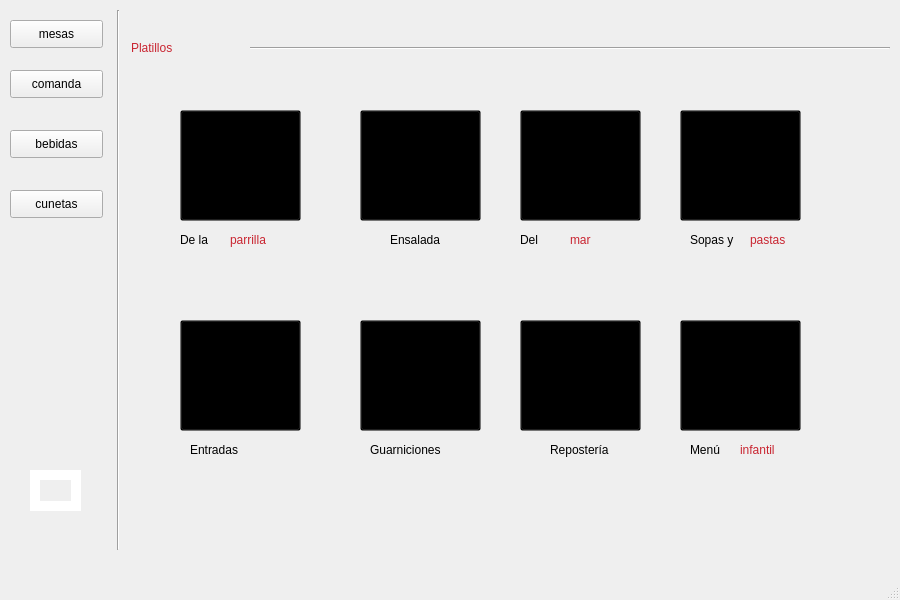
Above: Restaurante/Mesero/principal_mesero.ui from camvaz/restaurante-ihc before the change. Below: the same form after it.
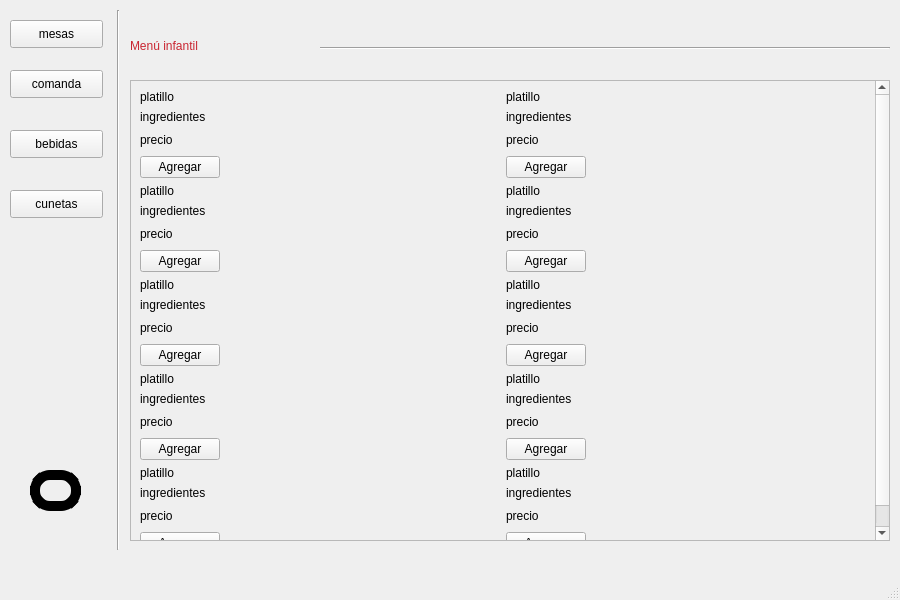
That is the form after the change. The open tabs and pages were chosen to show the change. Icons and pictures are not drawn.

Commit message: menu de platillos

Diff of the .ui file:
```diff
--- a/Restaurante/Mesero/principal_mesero.ui
+++ b/Restaurante/Mesero/principal_mesero.ui
@@ -100,8 +100,8 @@
      </rect>
     </property>
     <property name="styleSheet">
-     <string notr="true">border: 10px solid  rgb(255, 255, 255);
-border-radius: 2px;</string>
+     <string notr="true">border: 10px solid  ;
+border-radius: 20px  20px;;</string>
     </property>
     <property name="text">
      <string/>
@@ -449,7 +449,7 @@
      <widget class="QLabel" name="label_2">
       <property name="geometry">
        <rect>
-        <x>50</x>
+        <x>60</x>
         <y>220</y>
         <width>55</width>
         <height>20</height>
@@ -465,7 +465,7 @@
      <widget class="QLabel" name="label_13">
       <property name="geometry">
        <rect>
-        <x>100</x>
+        <x>110</x>
         <y>220</y>
         <width>55</width>
         <height>20</height>
@@ -482,7 +482,7 @@
      <widget class="QLabel" name="label_14">
       <property name="geometry">
        <rect>
-        <x>260</x>
+        <x>250</x>
         <y>220</y>
         <width>71</width>
         <height>20</height>
@@ -498,7 +498,7 @@
      <widget class="QLabel" name="label_15">
       <property name="geometry">
        <rect>
-        <x>60</x>
+        <x>70</x>
         <y>430</y>
         <width>71</width>
         <height>20</height>
@@ -514,7 +514,7 @@
      <widget class="QLabel" name="label_16">
       <property name="geometry">
        <rect>
-        <x>390</x>
+        <x>400</x>
         <y>220</y>
         <width>55</width>
         <height>20</height>
@@ -530,7 +530,7 @@
      <widget class="QLabel" name="label_17">
       <property name="geometry">
        <rect>
-        <x>440</x>
+        <x>450</x>
         <y>220</y>
         <width>55</width>
         <height>20</height>
@@ -580,7 +580,7 @@
      <widget class="QLabel" name="label_20">
       <property name="geometry">
        <rect>
-        <x>560</x>
+        <x>570</x>
         <y>430</y>
         <width>55</width>
         <height>20</height>
@@ -596,7 +596,7 @@
      <widget class="QLabel" name="label_21">
       <property name="geometry">
        <rect>
-        <x>610</x>
+        <x>620</x>
         <y>430</y>
         <width>55</width>
         <height>20</height>
@@ -629,7 +629,7 @@
      <widget class="QLabel" name="label_23">
       <property name="geometry">
        <rect>
-        <x>420</x>
+        <x>410</x>
         <y>430</y>
         <width>71</width>
         <height>20</height>
@@ -5263,6 +5263,666 @@
       </widget>
      </widget>
     </widget>
+    <widget class="QWidget" name="page_10">
+     <widget class="QLabel" name="label_239">
+      <property name="geometry">
+       <rect>
+        <x>0</x>
+        <y>20</y>
+        <width>160</width>
+        <height>31</height>
+       </rect>
+      </property>
+      <property name="styleSheet">
+       <string notr="true">color: rgb(201, 37, 49);font: 16pt &quot;MS Shell Dlg 2&quot;;</string>
+      </property>
+      <property name="text">
+       <string>Menú infantil</string>
+      </property>
+     </widget>
+     <widget class="QScrollArea" name="scrollArea_8">
+      <property name="geometry">
+       <rect>
+        <x>0</x>
+        <y>70</y>
+        <width>760</width>
+        <height>461</height>
+       </rect>
+      </property>
+      <property name="widgetResizable">
+       <bool>true</bool>
+      </property>
+      <widget class="QWidget" name="scrollAreaWidgetContents_8">
+       <property name="geometry">
+        <rect>
+         <x>0</x>
+         <y>0</y>
+         <width>737</width>
+         <height>577</height>
+        </rect>
+       </property>
+       <layout class="QGridLayout" name="gridLayout_116">
+        <item row="1" column="0">
+         <layout class="QGridLayout" name="gridLayout_117">
+          <item row="0" column="0">
+           <layout class="QGridLayout" name="gridLayout_118">
+            <item row="0" column="0" colspan="2">
+             <widget class="QLabel" name="label_240">
+              <property name="text">
+               <string>platillo</string>
+              </property>
+             </widget>
+            </item>
+            <item row="1" column="0" colspan="2">
+             <widget class="QLabel" name="label_241">
+              <property name="text">
+               <string>ingredientes</string>
+              </property>
+             </widget>
+            </item>
+            <item row="2" column="0">
+             <widget class="QLabel" name="label_242">
+              <property name="text">
+               <string>precio</string>
+              </property>
+             </widget>
+            </item>
+            <item row="2" column="1">
+             <spacer name="horizontalSpacer_145">
+              <property name="orientation">
+               <enum>Qt::Horizontal</enum>
+              </property>
+              <property name="sizeHint" stdset="0">
+               <size>
+                <width>78</width>
+                <height>20</height>
+               </size>
+              </property>
+             </spacer>
+            </item>
+            <item row="3" column="0">
+             <widget class="QPushButton" name="pushButton_73">
+              <property name="text">
+               <string>Agregar</string>
+              </property>
+             </widget>
+            </item>
+            <item row="3" column="1">
+             <spacer name="horizontalSpacer_146">
+              <property name="orientation">
+               <enum>Qt::Horizontal</enum>
+              </property>
+              <property name="sizeHint" stdset="0">
+               <size>
+                <width>78</width>
+                <height>20</height>
+               </size>
+              </property>
+             </spacer>
+            </item>
+           </layout>
+          </item>
+          <item row="0" column="1">
+           <layout class="QGridLayout" name="gridLayout_119">
+            <item row="0" column="0" colspan="2">
+             <widget class="QLabel" name="label_243">
+              <property name="text">
+               <string>platillo</string>
+              </property>
+             </widget>
+            </item>
+            <item row="1" column="0" colspan="2">
+             <widget class="QLabel" name="label_244">
+              <property name="text">
+               <string>ingredientes</string>
+              </property>
+             </widget>
+            </item>
+            <item row="2" column="0">
+             <widget class="QLabel" name="label_245">
+              <property name="text">
+               <string>precio</string>
+              </property>
+             </widget>
+            </item>
+            <item row="2" column="1">
+             <spacer name="horizontalSpacer_147">
+              <property name="orientation">
+               <enum>Qt::Horizontal</enum>
+              </property>
+              <property name="sizeHint" stdset="0">
+               <size>
+                <width>78</width>
+                <height>20</height>
+               </size>
+              </property>
+             </spacer>
+            </item>
+            <item row="3" column="0">
+             <widget class="QPushButton" name="pushButton_74">
+              <property name="text">
+               <string>Agregar</string>
+              </property>
+             </widget>
+            </item>
+            <item row="3" column="1">
+             <spacer name="horizontalSpacer_148">
+              <property name="orientation">
+               <enum>Qt::Horizontal</enum>
+              </property>
+              <property name="sizeHint" stdset="0">
+               <size>
+                <width>78</width>
+                <height>20</height>
+               </size>
+              </property>
+             </spacer>
+            </item>
+           </layout>
+          </item>
+         </layout>
+        </item>
+        <item row="4" column="0">
+         <layout class="QGridLayout" name="gridLayout_120">
+          <item row="0" column="0">
+           <layout class="QGridLayout" name="gridLayout_121">
+            <item row="3" column="0">
+             <widget class="QPushButton" name="pushButton_75">
+              <property name="text">
+               <string>Agregar</string>
+              </property>
+             </widget>
+            </item>
+            <item row="1" column="0" colspan="2">
+             <widget class="QLabel" name="label_246">
+              <property name="text">
+               <string>ingredientes</string>
+              </property>
+             </widget>
+            </item>
+            <item row="2" column="1">
+             <spacer name="horizontalSpacer_149">
+              <property name="orientation">
+               <enum>Qt::Horizontal</enum>
+              </property>
+              <property name="sizeHint" stdset="0">
+               <size>
+                <width>78</width>
+                <height>20</height>
+               </size>
+              </property>
+             </spacer>
+            </item>
+            <item row="0" column="0" colspan="2">
+             <widget class="QLabel" name="label_247">
+              <property name="text">
+               <string>platillo</string>
+              </property>
+             </widget>
+            </item>
+            <item row="3" column="1">
+             <spacer name="horizontalSpacer_150">
+              <property name="orientation">
+               <enum>Qt::Horizontal</enum>
+              </property>
+              <property name="sizeHint" stdset="0">
+               <size>
+                <width>78</width>
+                <height>20</height>
+               </size>
+              </property>
+             </spacer>
+            </item>
+            <item row="2" column="0">
+             <widget class="QLabel" name="label_248">
+              <property name="text">
+               <string>precio</string>
+              </property>
+             </widget>
+            </item>
+           </layout>
+          </item>
+          <item row="0" column="1">
+           <layout class="QGridLayout" name="gridLayout_122">
+            <item row="0" column="0" colspan="2">
+             <widget class="QLabel" name="label_249">
+              <property name="text">
+               <string>platillo</string>
+              </property>
+             </widget>
+            </item>
+            <item row="1" column="0" colspan="2">
+             <widget class="QLabel" name="label_250">
+              <property name="text">
+               <string>ingredientes</string>
+              </property>
+             </widget>
+            </item>
+            <item row="2" column="0">
+             <widget class="QLabel" name="label_251">
+              <property name="text">
+               <string>precio</string>
+              </property>
+             </widget>
+            </item>
+            <item row="2" column="1">
+             <spacer name="horizontalSpacer_151">
+              <property name="orientation">
+               <enum>Qt::Horizontal</enum>
+              </property>
+              <property name="sizeHint" stdset="0">
+               <size>
+                <width>78</width>
+                <height>20</height>
+               </size>
+              </property>
+             </spacer>
+            </item>
+            <item row="3" column="0">
+             <widget class="QPushButton" name="pushButton_76">
+              <property name="text">
+               <string>Agregar</string>
+              </property>
+             </widget>
+            </item>
+            <item row="3" column="1">
+             <spacer name="horizontalSpacer_152">
+              <property name="orientation">
+               <enum>Qt::Horizontal</enum>
+              </property>
+              <property name="sizeHint" stdset="0">
+               <size>
+                <width>78</width>
+                <height>20</height>
+               </size>
+              </property>
+             </spacer>
+            </item>
+           </layout>
+          </item>
+         </layout>
+        </item>
+        <item row="3" column="0">
+         <layout class="QGridLayout" name="gridLayout_123">
+          <item row="0" column="0">
+           <layout class="QGridLayout" name="gridLayout_124">
+            <item row="0" column="0" colspan="2">
+             <widget class="QLabel" name="label_252">
+              <property name="text">
+               <string>platillo</string>
+              </property>
+             </widget>
+            </item>
+            <item row="1" column="0" colspan="2">
+             <widget class="QLabel" name="label_253">
+              <property name="text">
+               <string>ingredientes</string>
+              </property>
+             </widget>
+            </item>
+            <item row="2" column="0">
+             <widget class="QLabel" name="label_254">
+              <property name="text">
+               <string>precio</string>
+              </property>
+             </widget>
+            </item>
+            <item row="2" column="1">
+             <spacer name="horizontalSpacer_153">
+              <property name="orientation">
+               <enum>Qt::Horizontal</enum>
+              </property>
+              <property name="sizeHint" stdset="0">
+               <size>
+                <width>78</width>
+                <height>20</height>
+               </size>
+              </property>
+             </spacer>
+            </item>
+            <item row="3" column="0">
+             <widget class="QPushButton" name="pushButton_77">
+              <property name="text">
+               <string>Agregar</string>
+              </property>
+             </widget>
+            </item>
+            <item row="3" column="1">
+             <spacer name="horizontalSpacer_154">
+              <property name="orientation">
+               <enum>Qt::Horizontal</enum>
+              </property>
+              <property name="sizeHint" stdset="0">
+               <size>
+                <width>78</width>
+                <height>20</height>
+               </size>
+              </property>
+             </spacer>
+            </item>
+           </layout>
+          </item>
+          <item row="0" column="1">
+           <layout class="QGridLayout" name="gridLayout_125">
+            <item row="0" column="0" colspan="2">
+             <widget class="QLabel" name="label_255">
+              <property name="text">
+               <string>platillo</string>
+              </property>
+             </widget>
+            </item>
+            <item row="1" column="0" colspan="2">
+             <widget class="QLabel" name="label_256">
+              <property name="text">
+               <string>ingredientes</string>
+              </property>
+             </widget>
+            </item>
+            <item row="2" column="0">
+             <widget class="QLabel" name="label_257">
+              <property name="text">
+               <string>precio</string>
+              </property>
+             </widget>
+            </item>
+            <item row="2" column="1">
+             <spacer name="horizontalSpacer_155">
+              <property name="orientation">
+               <enum>Qt::Horizontal</enum>
+              </property>
+              <property name="sizeHint" stdset="0">
+               <size>
+                <width>78</width>
+                <height>20</height>
+               </size>
+              </property>
+             </spacer>
+            </item>
+            <item row="3" column="0">
+             <widget class="QPushButton" name="pushButton_78">
+              <property name="text">
+               <string>Agregar</string>
+              </property>
+             </widget>
+            </item>
+            <item row="3" column="1">
+             <spacer name="horizontalSpacer_156">
+              <property name="orientation">
+               <enum>Qt::Horizontal</enum>
+              </property>
+              <property name="sizeHint" stdset="0">
+               <size>
+                <width>78</width>
+                <height>20</height>
+               </size>
+              </property>
+             </spacer>
+            </item>
+           </layout>
+          </item>
+         </layout>
+        </item>
+        <item row="0" column="0">
+         <layout class="QHBoxLayout" name="horizontalLayout_8">
+          <item>
+           <layout class="QGridLayout" name="gridLayout_126">
+            <item row="0" column="0">
+             <layout class="QGridLayout" name="gridLayout_127">
+              <item row="0" column="0" colspan="2">
+               <widget class="QLabel" name="label_258">
+                <property name="text">
+                 <string>platillo</string>
+                </property>
+               </widget>
+              </item>
+              <item row="1" column="0" colspan="2">
+               <widget class="QLabel" name="label_259">
+                <property name="text">
+                 <string>ingredientes</string>
+                </property>
+               </widget>
+              </item>
+              <item row="2" column="0">
+               <widget class="QLabel" name="label_260">
+                <property name="text">
+                 <string>precio</string>
+                </property>
+               </widget>
+              </item>
+              <item row="2" column="1">
+               <spacer name="horizontalSpacer_157">
+                <property name="orientation">
+                 <enum>Qt::Horizontal</enum>
+                </property>
+                <property name="sizeHint" stdset="0">
+                 <size>
+                  <width>78</width>
+                  <height>20</height>
+                 </size>
+                </property>
+               </spacer>
+              </item>
+              <item row="3" column="0">
+               <widget class="QPushButton" name="pushButton_79">
+                <property name="text">
+                 <string>Agregar</string>
+                </property>
+               </widget>
+              </item>
+              <item row="3" column="1">
+               <spacer name="horizontalSpacer_158">
+                <property name="orientation">
+                 <enum>Qt::Horizontal</enum>
+                </property>
+                <property name="sizeHint" stdset="0">
+                 <size>
+                  <width>78</width>
+                  <height>20</height>
+                 </size>
+                </property>
+               </spacer>
+              </item>
+             </layout>
+            </item>
+            <item row="0" column="1">
+             <layout class="QGridLayout" name="gridLayout_128">
+              <item row="0" column="0" colspan="2">
+               <widget class="QLabel" name="label_261">
+                <property name="text">
+                 <string>platillo</string>
+                </property>
+               </widget>
+              </item>
+              <item row="1" column="0" colspan="2">
+               <widget class="QLabel" name="label_262">
+                <property name="text">
+                 <string>ingredientes</string>
+                </property>
+               </widget>
+              </item>
+              <item row="2" column="0">
+               <widget class="QLabel" name="label_263">
+                <property name="text">
+                 <string>precio</string>
+                </property>
+               </widget>
+              </item>
+              <item row="2" column="1">
+               <spacer name="horizontalSpacer_159">
+                <property name="orientation">
+                 <enum>Qt::Horizontal</enum>
+                </property>
+                <property name="sizeHint" stdset="0">
+                 <size>
+                  <width>78</width>
+                  <height>20</height>
+                 </size>
+                </property>
+               </spacer>
+              </item>
+              <item row="3" column="0">
+               <widget class="QPushButton" name="pushButton_80">
+                <property name="text">
+                 <string>Agregar</string>
+                </property>
+               </widget>
+              </item>
+              <item row="3" column="1">
+               <spacer name="horizontalSpacer_160">
+                <property name="orientation">
+                 <enum>Qt::Horizontal</enum>
+                </property>
+                <property name="sizeHint" stdset="0">
+                 <size>
+                  <width>78</width>
+                  <height>20</height>
+                 </size>
+                </property>
+               </spacer>
+              </item>
+             </layout>
+            </item>
+           </layout>
+          </item>
+         </layout>
+        </item>
+        <item row="2" column="0">
+         <layout class="QGridLayout" name="gridLayout_129">
+          <item row="0" column="0">
+           <layout class="QGridLayout" name="gridLayout_130">
+            <item row="0" column="0" colspan="2">
+             <widget class="QLabel" name="label_264">
+              <property name="text">
+               <string>platillo</string>
+              </property>
+             </widget>
+            </item>
+            <item row="1" column="0" colspan="2">
+             <widget class="QLabel" name="label_265">
+              <property name="text">
+               <string>ingredientes</string>
+              </property>
+             </widget>
+            </item>
+            <item row="2" column="0">
+             <widget class="QLabel" name="label_266">
+              <property name="text">
+               <string>precio</string>
+              </property>
+             </widget>
+            </item>
+            <item row="2" column="1">
+             <spacer name="horizontalSpacer_161">
+              <property name="orientation">
+               <enum>Qt::Horizontal</enum>
+              </property>
+              <property name="sizeHint" stdset="0">
+               <size>
+                <width>78</width>
+                <height>20</height>
+               </size>
+              </property>
+             </spacer>
+            </item>
+            <item row="3" column="0">
+             <widget class="QPushButton" name="pushButton_81">
+              <property name="text">
+               <string>Agregar</string>
+              </property>
+             </widget>
+            </item>
+            <item row="3" column="1">
+             <spacer name="horizontalSpacer_162">
+              <property name="orientation">
+               <enum>Qt::Horizontal</enum>
+              </property>
+              <property name="sizeHint" stdset="0">
+               <size>
+                <width>78</width>
+                <height>20</height>
+               </size>
+              </property>
+             </spacer>
+            </item>
+           </layout>
+          </item>
+          <item row="0" column="1">
+           <layout class="QGridLayout" name="gridLayout_131">
+            <item row="0" column="0" colspan="2">
+             <widget class="QLabel" name="label_267">
+              <property name="text">
+               <string>platillo</string>
+              </property>
+             </widget>
+            </item>
+            <item row="1" column="0" colspan="2">
+             <widget class="QLabel" name="label_268">
+              <property name="text">
+               <string>ingredientes</string>
+              </property>
+             </widget>
+            </item>
+            <item row="2" column="0">
+             <widget class="QLabel" name="label_269">
+              <property name="text">
+               <string>precio</string>
+              </property>
+             </widget>
+            </item>
+            <item row="2" column="1">
+             <spacer name="horizontalSpacer_163">
+              <property name="orientation">
+               <enum>Qt::Horizontal</enum>
+              </property>
+              <property name="sizeHint" stdset="0">
+               <size>
+                <width>78</width>
+                <height>20</height>
+               </size>
+              </property>
+             </spacer>
+            </item>
+            <item row="3" column="0">
+             <widget class="QPushButton" name="pushButton_82">
+              <property name="text">
+               <string>Agregar</string>
+              </property>
+             </widget>
+            </item>
+            <item row="3" column="1">
+             <spacer name="horizontalSpacer_164">
+              <property name="orientation">
+               <enum>Qt::Horizontal</enum>
+              </property>
+              <property name="sizeHint" stdset="0">
+               <size>
+                <width>78</width>
+                <height>20</height>
+               </size>
+              </property>
+             </spacer>
+            </item>
+           </layout>
+          </item>
+         </layout>
+        </item>
+       </layout>
+      </widget>
+     </widget>
+     <widget class="Line" name="line_11">
+      <property name="geometry">
+       <rect>
+        <x>190</x>
+        <y>30</y>
+        <width>570</width>
+        <height>16</height>
+       </rect>
+      </property>
+      <property name="orientation">
+       <enum>Qt::Horizontal</enum>
+      </property>
+     </widget>
+    </widget>
    </widget>
    <widget class="Line" name="line">
     <property name="geometry">
```
Left out of the diff: 24 changed lines with no effect on the pictures. The commit also changes 2 other files.
